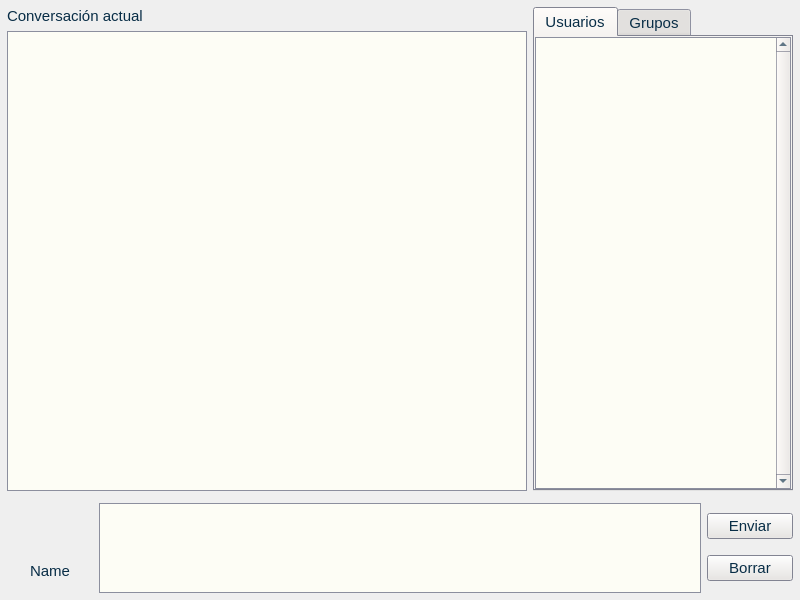
First picture: the form in desktop/InclusionDesktop/mainwindow.ui, repository Ampaex/inclusion, before the edit.
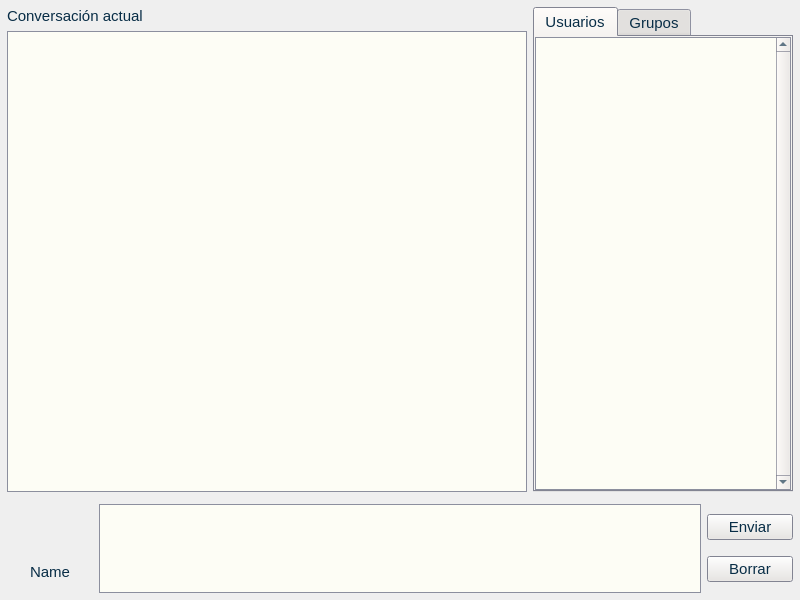
Second picture: the form after the edit. Icons and pictures are not drawn.

Commit message: Expansión vertical

Diff of the .ui file:
```diff
--- a/desktop/InclusionDesktop/mainwindow.ui
+++ b/desktop/InclusionDesktop/mainwindow.ui
@@ -550,7 +550,7 @@
      <pointsize>11</pointsize>
     </font>
    </property>
-   <layout class="QVBoxLayout" name="verticalLayout" stretch="1,0">
+   <layout class="QVBoxLayout" name="verticalLayout" stretch="5,1">
     <property name="spacing">
      <number>2</number>
     </property>
@@ -568,12 +568,6 @@
     </property>
     <item>
      <widget class="QWidget" name="widget_2" native="true">
-      <property name="maximumSize">
-       <size>
-        <width>16777215</width>
-        <height>500</height>
-       </size>
-      </property>
       <layout class="QHBoxLayout" name="horizontalLayout_3" stretch="4,2">
        <property name="leftMargin">
         <number>5</number>
@@ -715,12 +709,6 @@
     </item>
     <item>
      <widget class="QWidget" name="widget" native="true">
-      <property name="maximumSize">
-       <size>
-        <width>16777215</width>
-        <height>100</height>
-       </size>
-      </property>
       <layout class="QHBoxLayout" name="horizontalLayout" stretch="1,7,1">
        <property name="leftMargin">
         <number>5</number>
```
